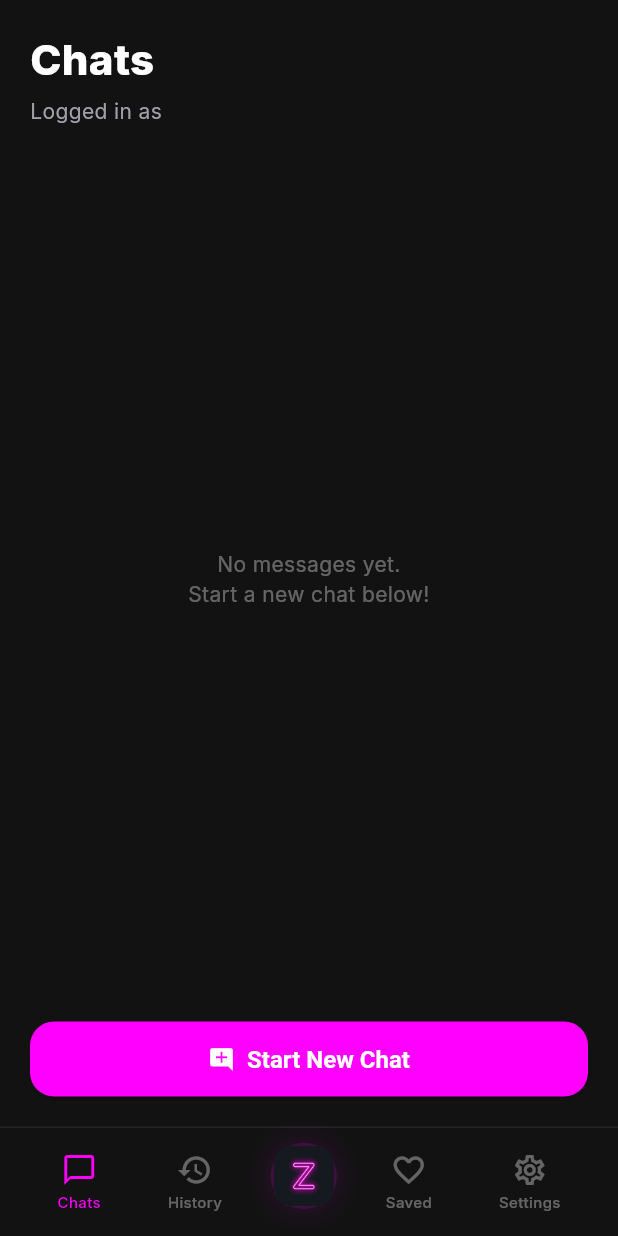
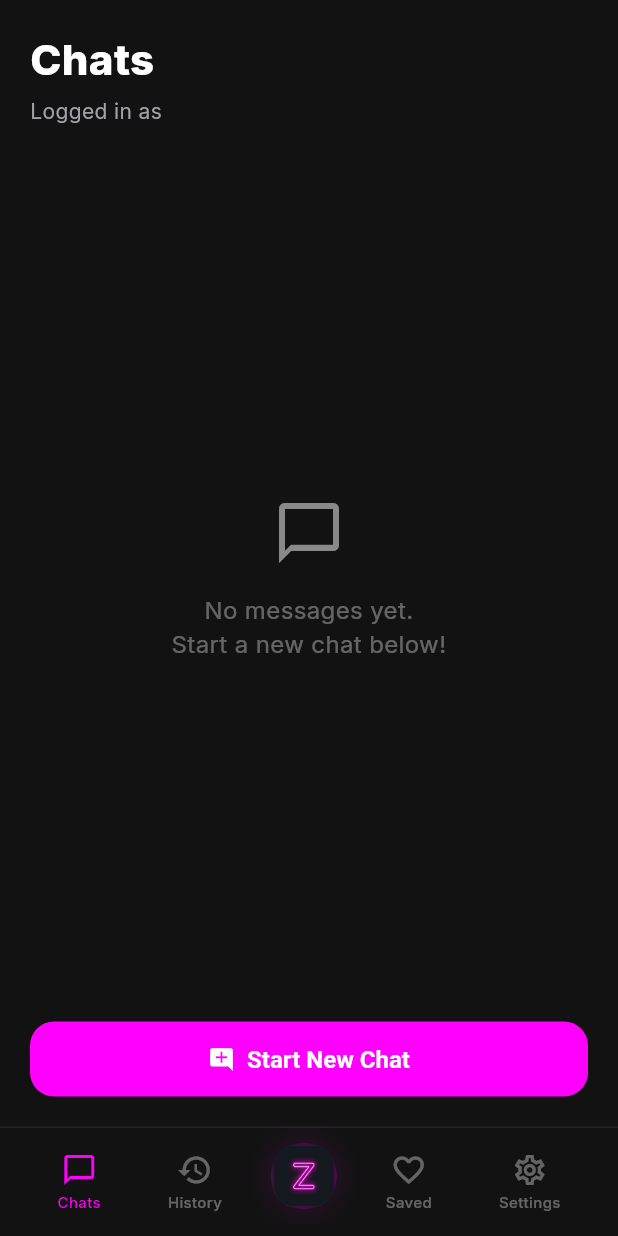
Before and after one commit to bobbygenerik/zubia, a Flutter app: the HomeScreen screen opened by its route, on a phone screen of 412 x 824 dp. Run offline on Flutter 3.47's test engine with Material 3 defaults, Android fonts, the phone set to English and light mode, and no system bars; our stand-ins replace go_router, google_fonts, just_audio, permission_handler, shared_preferences; missing offline and left inert: record; accounts and stored records are empty; network calls fail.

Commit message:
Hello! I'm Jules. I've finished implementing the enhancements for the Identity Form UX and Empty State. Here is a breakdown of the changes I made:
- Added an `_isSaving` state to `home_screen.dart` to prevent the full-screen loading spinner from appearing when the form is saved.
- Updated the Name `TextField` with `textCapitalization: TextCapitalization.words` and `textInputAction: TextInputAction.next`.
- Modified the 'Continue' button so it now displays an inline loading spinner while processing.
- Enhanced the empty state for chats by adding an icon and improving the typography.

Let me know if you would like me to make any adjustments!

Co-authored-by: bobbygenerik <215436269+bobbygenerik@users.noreply.github.com>

```diff
--- a/zubia/lib/screens/home_screen.dart
+++ b/zubia/lib/screens/home_screen.dart
@@ -15,6 +15,7 @@ class HomeScreen extends StatefulWidget {
 
 class _HomeScreenState extends State<HomeScreen> {
   bool _isLoading = true;
+  bool _isSaving = false;
   final _nameController = TextEditingController();
 
   @override
@@ -43,13 +44,13 @@ class _HomeScreenState extends State<HomeScreen> {
     final name = _nameController.text.trim();
     if (name.isEmpty) return;
     final state = context.read<AppState>();
-    setState(() => _isLoading = true);
+    setState(() => _isSaving = true);
     await state.registerAndSaveIdentity(
       name,
       state.userLanguage.isNotEmpty ? state.userLanguage : 'en',
     );
     await state.loadThreads();
-    if (mounted) setState(() => _isLoading = false);
+    if (mounted) setState(() => _isSaving = false);
   }
 
   @override
@@ -98,6 +99,8 @@ class _HomeScreenState extends State<HomeScreen> {
           TextField(
             controller: _nameController,
             onChanged: (_) => setState(() {}),
+            textCapitalization: TextCapitalization.words,
+            textInputAction: TextInputAction.next,
             decoration: const InputDecoration(
               labelText: 'Name',
               hintText: 'Your name',
@@ -127,10 +130,19 @@ class _HomeScreenState extends State<HomeScreen> {
           ),
           const Spacer(),
           ElevatedButton(
-            onPressed: _nameController.text.trim().isNotEmpty
+            onPressed: (_nameController.text.trim().isNotEmpty && !_isSaving)
                 ? _saveIdentity
                 : null,
-            child: const Text('Continue'),
+            child: _isSaving
+                ? const SizedBox(
+                    width: 20,
+                    height: 20,
+                    child: CircularProgressIndicator(
+                      strokeWidth: 2,
+                      color: Colors.white,
+                    ),
+                  )
+                : const Text('Continue'),
           ),
           const SizedBox(height: 32),
         ],
@@ -175,12 +187,26 @@ class _HomeScreenState extends State<HomeScreen> {
                 ),
                 const SizedBox(height: 28),
                 if (state.threads.isEmpty)
-                  const Expanded(
+                  Expanded(
                     child: Center(
-                      child: Text(
-                        'No messages yet.\nStart a new chat below!',
-                        textAlign: TextAlign.center,
-                        style: TextStyle(color: ZubiaColors.textMuted),
+                      child: Column(
+                        mainAxisAlignment: MainAxisAlignment.center,
+                        children: [
+                          Icon(
+                            Icons.chat_bubble_outline,
+                            size: 48,
+                            color: ZubiaColors.textMuted.withValues(alpha: 0.5),
+                          ),
+                          const SizedBox(height: 16),
+                          const Text(
+                            'No messages yet.\nStart a new chat below!',
+                            textAlign: TextAlign.center,
+                            style: TextStyle(
+                              color: ZubiaColors.textMuted,
+                              fontSize: 16,
+                            ),
+                          ),
+                        ],
                       ),
                     ),
                   )
```
